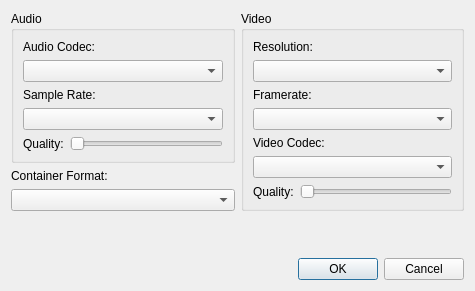
qtproject/qt-mobility, file examples/camera/videosettings.ui: the form before one commit.
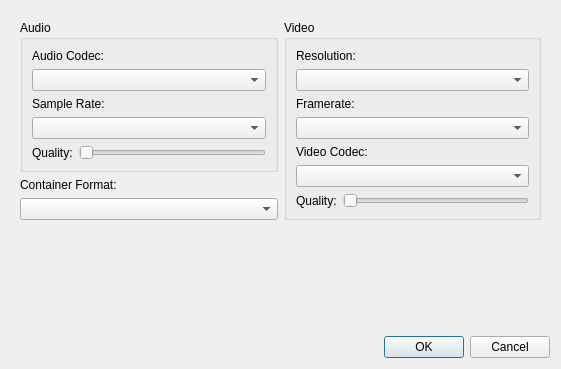
The form after the commit.

Commit message: Camera example: updated video settings dialog to fit better the small screen.

What changed in the file:
```diff
--- a/examples/camera/videosettings.ui
+++ b/examples/camera/videosettings.ui
@@ -6,13 +6,31 @@
    <rect>
     <x>0</x>
     <y>0</y>
-    <width>475</width>
-    <height>291</height>
+    <width>561</width>
+    <height>369</height>
    </rect>
   </property>
   <property name="windowTitle">
    <string>Dialog</string>
   </property>
+  <layout class="QGridLayout" name="gridLayout_4">
+   <item row="0" column="0">
+    <widget class="QScrollArea" name="scrollArea">
+     <property name="frameShape">
+      <enum>QFrame::NoFrame</enum>
+     </property>
+     <property name="widgetResizable">
+      <bool>true</bool>
+     </property>
+     <widget class="QWidget" name="scrollAreaWidgetContents">
+      <property name="geometry">
+       <rect>
+        <x>0</x>
+        <y>0</y>
+        <width>543</width>
+        <height>250</height>
+       </rect>
+      </property>
   <layout class="QGridLayout" name="gridLayout_3">
    <item row="0" column="0">
     <widget class="QGroupBox" name="groupBox">
@@ -126,7 +144,11 @@
    <item row="2" column="0">
     <widget class="QComboBox" name="containerFormatBox"/>
    </item>
-   <item row="3" column="0">
+      </layout>
+     </widget>
+    </widget>
+   </item>
+   <item row="1" column="0">
     <spacer name="verticalSpacer">
      <property name="orientation">
       <enum>Qt::Vertical</enum>
@@ -139,7 +161,7 @@
      </property>
     </spacer>
    </item>
-   <item row="4" column="0" colspan="2">
+   <item row="2" column="0">
     <widget class="QDialogButtonBox" name="buttonBox">
      <property name="orientation">
       <enum>Qt::Horizontal</enum>
```
Lines whose indentation alone changed are shown as unchanged.
